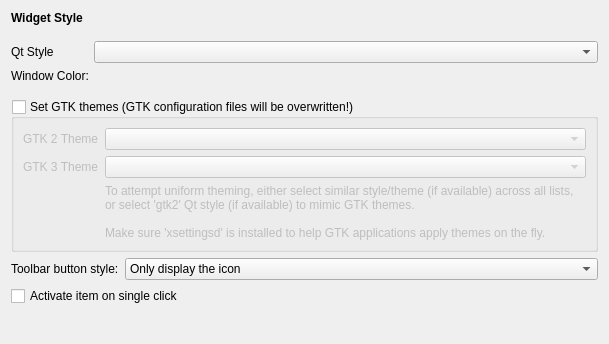
First picture: the form in lxqt-config-appearance/styleconfig.ui, repository lxqt/lxqt-config, before the edit.
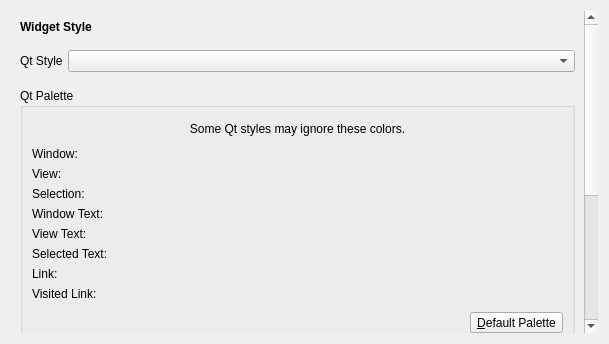
Second picture: the form after the edit. Custom widgets are drawn as their Qt base class.

Commit message:
Detailed palette customization
This needs and is based on https://github.com/lxqt/lxqt-qtplugin/pull/61

Closes https://github.com/lxqt/lxqt-config/issues/646

What changed in the file:
```diff
--- a/lxqt-config-appearance/styleconfig.ui
+++ b/lxqt-config-appearance/styleconfig.ui
@@ -10,6 +10,16 @@
     <height>344</height>
    </rect>
   </property>
+  <layout class="QVBoxLayout" name="verticalLayout">
+   <item>
+    <widget class="QScrollArea" name="scrollArea">
+     <property name="frameShape">
+      <enum>QFrame::NoFrame</enum>
+     </property>
+     <property name="widgetResizable">
+      <bool>true</bool>
+     </property>
+     <widget class="QWidget" name="scrollAreaWidgetContents">
   <layout class="QFormLayout" name="formLayout">
    <item row="0" column="0">
     <widget class="QLabel" name="label">
@@ -24,7 +34,172 @@
      </property>
     </widget>
    </item>
-   <item row="4" column="0" colspan="2">
+       <item row="1" column="0" colspan="2">
+        <layout class="QFormLayout" name="formLayout_3">
+         <property name="horizontalSpacing">
+          <number>5</number>
+         </property>
+         <property name="topMargin">
+          <number>10</number>
+         </property>
+         <property name="bottomMargin">
+          <number>10</number>
+         </property>
+         <item row="0" column="0">
+          <widget class="QLabel" name="label_5">
+           <property name="text">
+            <string>Qt Style</string>
+           </property>
+          </widget>
+         </item>
+         <item row="0" column="1">
+          <widget class="QComboBox" name="qtComboBox"/>
+         </item>
+        </layout>
+       </item>
+       <item row="2" column="0" colspan="2">
+        <widget class="QGroupBox" name="paletteGroupBox">
+         <property name="title">
+          <string>Qt Palette</string>
+         </property>
+         <layout class="QFormLayout" name="formLayout_4">
+          <item row="0" column="0" colspan="2">
+           <layout class="QHBoxLayout" name="horizontalLayout">
+            <property name="topMargin">
+             <number>5</number>
+            </property>
+            <property name="bottomMargin">
+             <number>5</number>
+            </property>
+            <item>
+             <widget class="QLabel" name="label_9">
+              <property name="text">
+               <string>Some Qt styles may ignore these colors.</string>
+              </property>
+              <property name="alignment">
+               <set>Qt::AlignCenter</set>
+              </property>
+              <property name="wordWrap">
+               <bool>true</bool>
+              </property>
+             </widget>
+            </item>
+           </layout>
+          </item>
+          <item row="1" column="0">
+           <widget class="QLabel" name="label_6">
+            <property name="text">
+             <string>Window:</string>
+            </property>
+           </widget>
+          </item>
+          <item row="1" column="1">
+           <widget class="ColorLabel" name="winColorLabel"/>
+          </item>
+          <item row="2" column="0">
+           <widget class="QLabel" name="label_7">
+            <property name="text">
+             <string>View:</string>
+            </property>
+           </widget>
+          </item>
+          <item row="2" column="1">
+           <widget class="ColorLabel" name="baseColorLabel"/>
+          </item>
+          <item row="3" column="0">
+           <widget class="QLabel" name="label_8">
+            <property name="text">
+             <string>Selection:</string>
+            </property>
+           </widget>
+          </item>
+          <item row="3" column="1">
+           <widget class="ColorLabel" name="highlightColorLabel"/>
+          </item>
+          <item row="4" column="0">
+           <widget class="QLabel" name="label_10">
+            <property name="text">
+             <string>Window Text:</string>
+            </property>
+           </widget>
+          </item>
+          <item row="4" column="1">
+           <widget class="ColorLabel" name="windowTextColorLabel"/>
+          </item>
+          <item row="5" column="0">
+           <widget class="QLabel" name="label_11">
+            <property name="text">
+             <string>View Text:</string>
+            </property>
+           </widget>
+          </item>
+          <item row="5" column="1">
+           <widget class="ColorLabel" name="viewTextColorLabel"/>
+          </item>
+          <item row="6" column="0">
+           <widget class="QLabel" name="label_12">
+            <property name="text">
+             <string>Selected Text:</string>
+            </property>
+           </widget>
+          </item>
+          <item row="6" column="1">
+           <widget class="ColorLabel" name="highlightedTextColorLabel"/>
+          </item>
+          <item row="7" column="0">
+           <widget class="QLabel" name="label_13">
+            <property name="text">
+             <string>Link:</string>
+            </property>
+           </widget>
+          </item>
+          <item row="7" column="1">
+           <widget class="ColorLabel" name="linkColorLabel"/>
+          </item>
+          <item row="8" column="0">
+           <widget class="QLabel" name="label_14">
+            <property name="text">
+             <string>Visited Link:</string>
+            </property>
+           </widget>
+          </item>
+          <item row="8" column="1">
+           <widget class="ColorLabel" name="linkVisitedColorLabel"/>
+          </item>
+          <item row="9" column="0" colspan="2">
+           <layout class="QHBoxLayout" name="horizontalLayout_2">
+            <property name="topMargin">
+             <number>5</number>
+            </property>
+            <item>
+             <spacer name="horizontalSpacer">
+              <property name="orientation">
+               <enum>Qt::Horizontal</enum>
+              </property>
+              <property name="sizeHint" stdset="0">
+               <size>
+                <width>5</width>
+                <height>5</height>
+               </size>
+              </property>
+             </spacer>
+            </item>
+            <item>
+             <widget class="QToolButton" name="defaultPaletteBtn">
+              <property name="text">
+               <string>&amp;Default Palette</string>
+              </property>
+              <property name="toolButtonStyle">
+               <enum>Qt::ToolButtonTextOnly</enum>
+              </property>
+             </widget>
+            </item>
+           </layout>
+          </item>
+         </layout>
+        </widget>
+       </item>
+       <item row="3" column="0" colspan="2">
     <widget class="QGroupBox" name="advancedOptionsGroupBox">
      <property name="sizePolicy">
       <sizepolicy hsizetype="Preferred" vsizetype="Preferred">
@@ -93,14 +268,14 @@
      </layout>
     </widget>
    </item>
-   <item row="5" column="0">
+       <item row="4" column="0">
     <widget class="QLabel" name="label_2">
      <property name="text">
       <string>Toolbar button style:</string>
      </property>
     </widget>
    </item>
-   <item row="5" column="1">
+       <item row="4" column="1">
     <widget class="QComboBox" name="toolButtonStyle">
      <item>
       <property name="text">
@@ -129,49 +304,16 @@
      </item>
     </widget>
    </item>
-   <item row="6" column="0" colspan="2">
+       <item row="5" column="0" colspan="2">
     <widget class="QCheckBox" name="singleClickActivate">
      <property name="text">
       <string>Activate item on single click</string>
      </property>
     </widget>
    </item>
-   <item row="2" column="0" colspan="2">
-    <layout class="QFormLayout" name="formLayout_3">
-     <property name="horizontalSpacing">
-      <number>5</number>
-     </property>
-     <property name="topMargin">
-      <number>10</number>
-     </property>
-     <property name="bottomMargin">
-      <number>10</number>
-     </property>
-     <item row="1" column="0">
-      <widget class="QLabel" name="label_6">
-       <property name="text">
-        <string>Window Color:</string>
-       </property>
-      </widget>
-     </item>
-     <item row="1" column="1">
-      <widget class="ColorLabel" name="winColorLabel">
-       <property name="text">
-        <string/>
-       </property>
-      </widget>
-     </item>
-     <item row="0" column="0">
-      <widget class="QLabel" name="label_5">
-       <property name="text">
-        <string>Qt Style</string>
-       </property>
-      </widget>
-     </item>
-     <item row="0" column="1">
-      <widget class="QComboBox" name="qtComboBox"/>
-     </item>
-    </layout>
+      </layout>
+     </widget>
+    </widget>
    </item>
   </layout>
  </widget>
```
Lines whose indentation alone changed are shown as unchanged. The commit also changes 3 other files.
